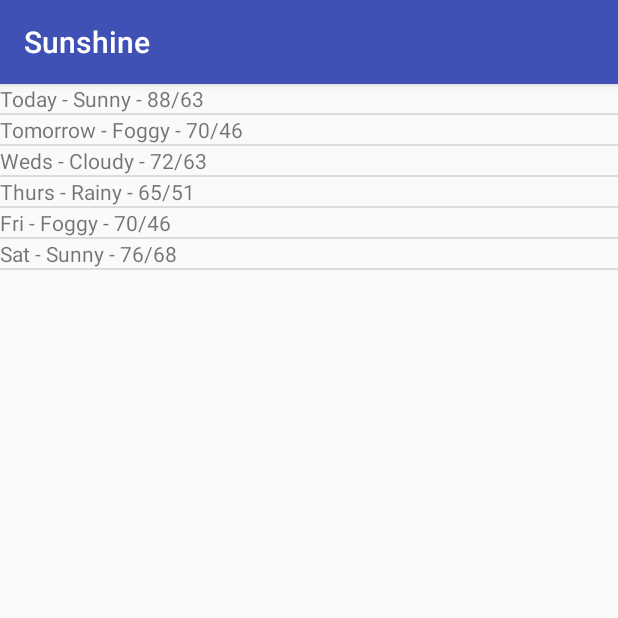
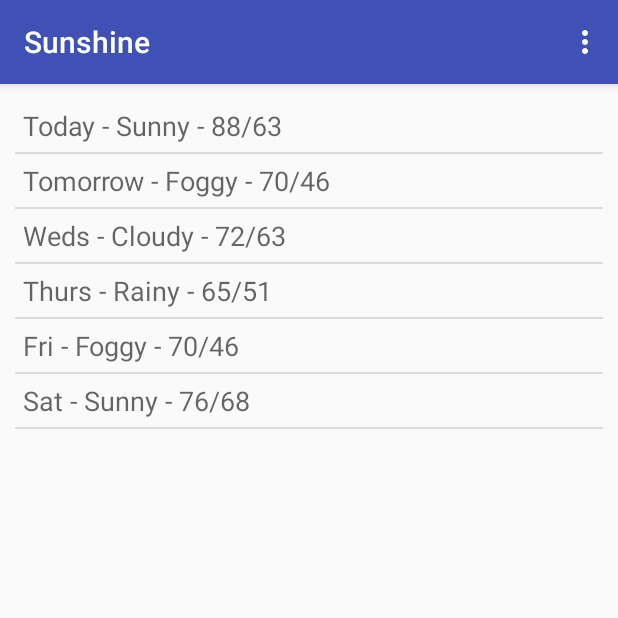
Before and after one commit to ashokgujju/Sunshine, an Android app: the screen it shows after launch (MainActivity), on a phone screen of 412 x 824 dp, the top half of it. Run offline under Robolectric (Android 15) with nearby library versions, the phone set to English and light mode, and no system bars.

```diff
--- a/app/src/main/AndroidManifest.xml
+++ b/app/src/main/AndroidManifest.xml
@@ -1,6 +1,8 @@
 <?xml version="1.0" encoding="utf-8"?>
 <manifest xmlns:android="http://schemas.android.com/apk/res/android"
     package="com.ashokgujju.sunshine">
+
+    <uses-permission android:name="android.permission.INTERNET" />
 
     <application
         android:allowBackup="true"
--- a/app/src/main/java/com/ashokgujju/sunshine/MainActivity.java
+++ b/app/src/main/java/com/ashokgujju/sunshine/MainActivity.java
@@ -2,12 +2,6 @@ package com.ashokgujju.sunshine;
 
 import android.os.Bundle;
 import android.support.v7.app.AppCompatActivity;
-import android.widget.ArrayAdapter;
-import android.widget.ListView;
-
-import java.util.ArrayList;
-import java.util.Arrays;
-import java.util.List;
 
 public class MainActivity extends AppCompatActivity {
 
@@ -16,18 +10,10 @@ public class MainActivity extends AppCompatActivity {
         super.onCreate(savedInstanceState);
         setContentView(R.layout.activity_main);
 
-        String forecastArray[] = {
-                "Today - Sunny - 88/63",
-                "Tomorrow - Foggy - 70/46",
-                "Weds - Cloudy - 72/63",
-                "Thurs - Rainy - 65/51",
-                "Fri - Foggy - 70/46",
-                "Sat - Sunny - 76/68"
-        };
-        List<String> weekForcast = new ArrayList<>(Arrays.asList(forecastArray));
-        ArrayAdapter<String> adapter = new ArrayAdapter<String>(this, R.layout.list_item_forecast, R.id.list_item_forecast_textview, weekForcast);
-
-        ListView listView = (ListView) findViewById(R.id.listview_forecast);
-        listView.setAdapter(adapter);
+        if (savedInstanceState == null) {
+            getFragmentManager().beginTransaction()
+                    .add(R.id.container, new ForecastFragment())
+                    .commit();
+        }
     }
 }
--- a/app/src/main/res/layout/activity_main.xml
+++ b/app/src/main/res/layout/activity_main.xml
@@ -1,10 +1,5 @@
 <?xml version="1.0" encoding="utf-8"?>
 <FrameLayout xmlns:android="http://schemas.android.com/apk/res/android"
+    android:id="@+id/container"
     android:layout_width="match_parent"
-    android:layout_height="match_parent">
-
-    <ListView
-        android:id="@+id/listview_forecast"
-        android:layout_width="match_parent"
-        android:layout_height="match_parent" />
-</FrameLayout>
+    android:layout_height="match_parent"></FrameLayout>
--- /dev/null
+++ b/app/src/main/res/layout/fragment_forecast.xml
@@ -0,0 +1,5 @@
+<ListView xmlns:android="http://schemas.android.com/apk/res/android"
+    android:id="@+id/listview_forecast"
+    android:layout_width="match_parent"
+    android:layout_height="match_parent"
+    android:layout_margin="10dp" />
--- a/app/src/main/res/layout/list_item_forecast.xml
+++ b/app/src/main/res/layout/list_item_forecast.xml
@@ -3,4 +3,6 @@
     android:id="@+id/list_item_forecast_textview"
     android:layout_width="match_parent"
     android:layout_height="match_parent"
-    android:text="Today-Sunny-88/63" />
+    android:padding="5dp"
+    android:text="Today-Sunny-88/63"
+    android:textAppearance="?android:attr/textAppearanceMedium" />
--- /dev/null
+++ b/app/src/main/res/menu/forecastfragment.xml
@@ -0,0 +1,8 @@
+<?xml version="1.0" encoding="utf-8"?>
+<menu xmlns:android="http://schemas.android.com/apk/res/android"
+    xmlns:app="http://schemas.android.com/apk/res-auto">
+    <item
+        android:id="@+id/action_refresh"
+        android:title="@string/action_refresh"
+        app:showAsAction="never" />
+</menu>
--- a/app/src/main/res/values/strings.xml
+++ b/app/src/main/res/values/strings.xml
@@ -1,3 +1,7 @@
 <resources>
     <string name="app_name">Sunshine</string>
+
+    <!-- TODO: Remove or change this placeholder text -->
+    <string name="hello_blank_fragment">Hello blank fragment</string>
+    <string name="action_refresh">Refresh</string>
 </resources>
```
Also changed, not shown: app/src/main/java/com/ashokgujju/sunshine/ForecastFragment.java (added, +255 -0 lines).
